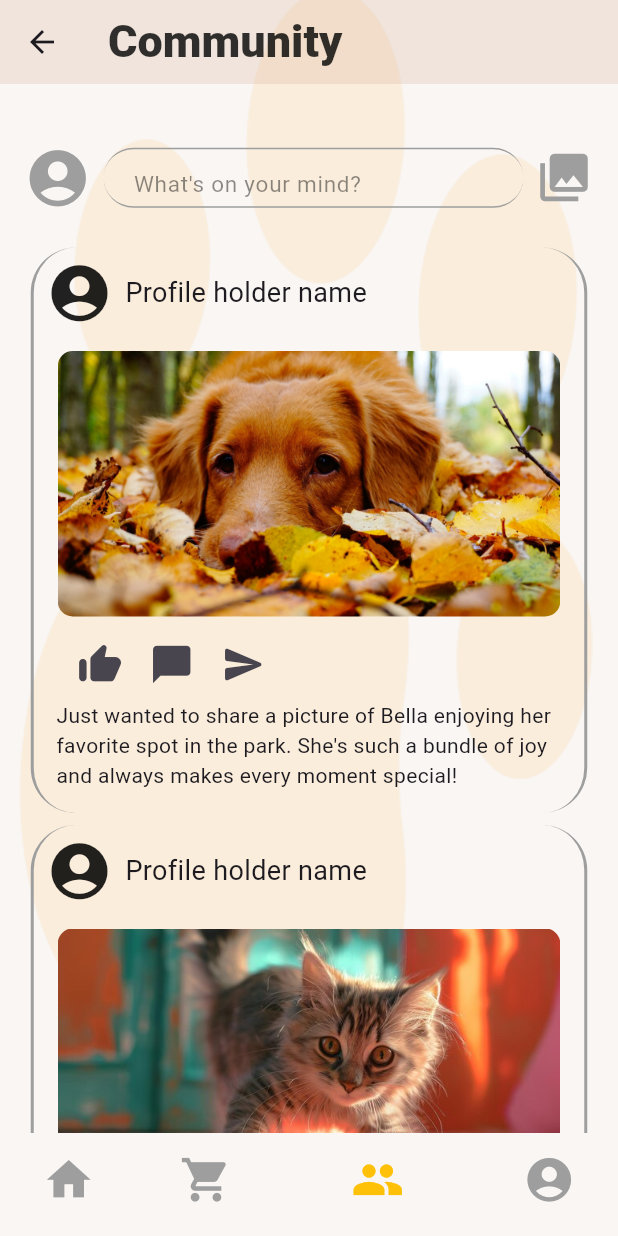
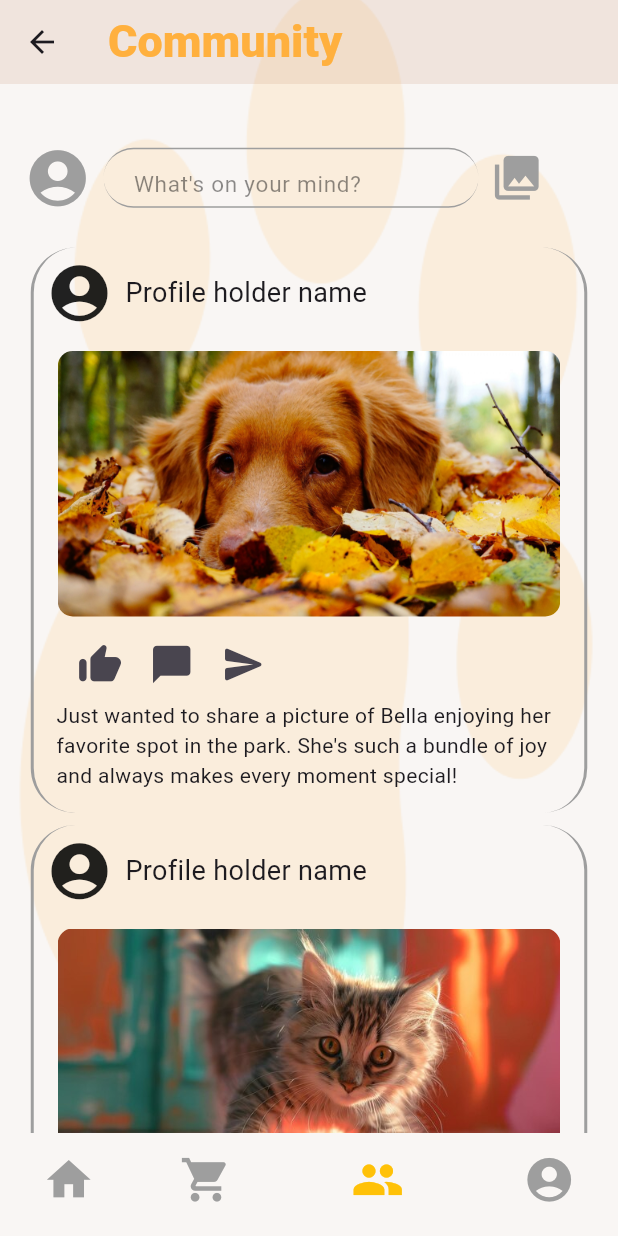
Before and after one commit to upesha56/Furry-Friends-App, a Flutter app: the CommunityPage screen opened directly, on a phone screen of 412 x 824 dp. Run offline on Flutter 3.47's test engine with Material 3 defaults, Android fonts, the phone set to English and light mode, and no system bars; our stand-ins replace image_picker.

Commit message:
Made some changes in community page.

```diff
--- a/Front-End/lib/pages/community.dart
+++ b/Front-End/lib/pages/community.dart
@@ -22,7 +22,7 @@ class CommunityPage extends StatelessWidget {
             "Community",
             style: TextStyle(
               fontWeight: FontWeight.w900,
-              color: Color.fromARGB(204, 0, 0, 0),
+              color: Color(0xffFFB03E),
               fontSize: 30,
             ),
           ),
@@ -64,7 +64,7 @@ class CommunityPage extends StatelessWidget {
                         ),
                       ),
                       Container(
-                        width: 280,
+                        width: 250,
                         height: 40,
                         decoration: BoxDecoration(
                             borderRadius: BorderRadius.circular(20),
@@ -101,7 +101,7 @@ class CommunityPage extends StatelessWidget {
                         },
                         icon: const Icon(
                           Icons.photo_library,
-                          size: 38,
+                          size: 35,
                           color: Colors.grey,
                         ),
                       ),
```
Also changed, not shown: Front-End/lib/pages/userprofile_page.dart (+24 -14 lines).
